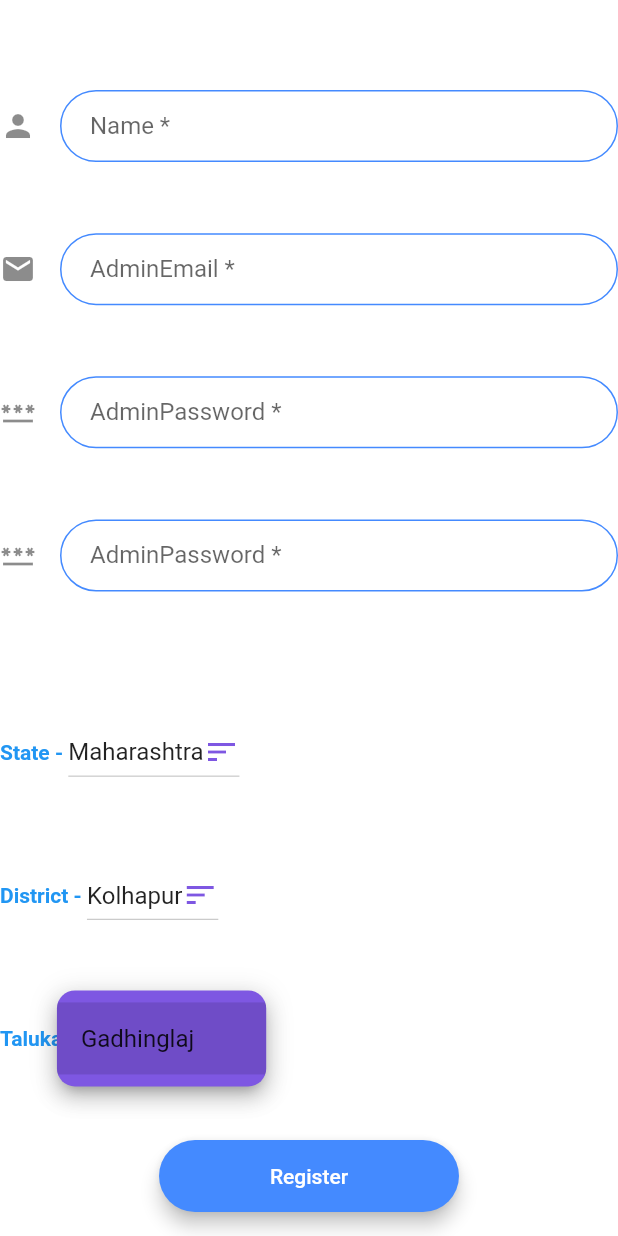
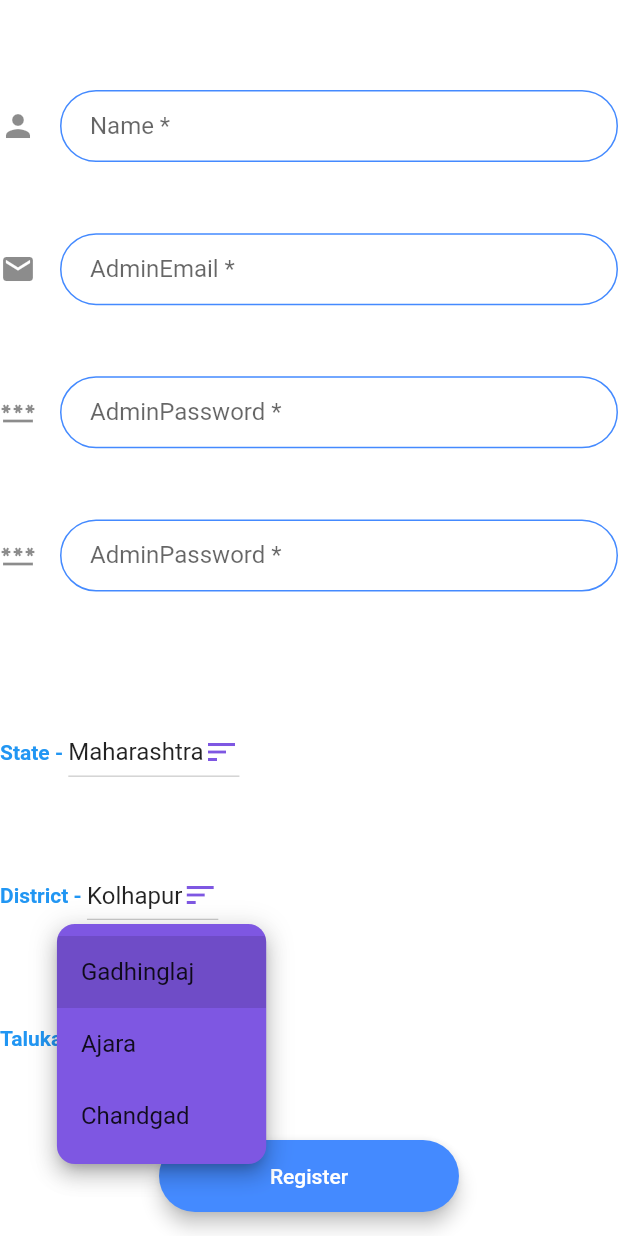
Before and after one commit to chetanshivaji/talukaAdmin, a Flutter app: the RegistrationScreen screen opened by its route, after a tap on "Gadhinglaj", on a phone screen of 412 x 824 dp. Run offline on Flutter 3.47's test engine with Material 2 defaults, Android fonts, the phone set to English and light mode, and no system bars; our stand-ins replace cloud_firestore, firebase_auth, firebase_core; accounts and stored records are empty.

```diff
--- a/lib/consts.dart
+++ b/lib/consts.dart
@@ -320,8 +320,11 @@ var states = [
 ];
 var districts = [
   "Kolhapur",
+  "Satara",
 ];
 
 var talukas = [
   "Gadhinglaj",
+  "Ajara",
+  "Chandgad",
 ];
```
